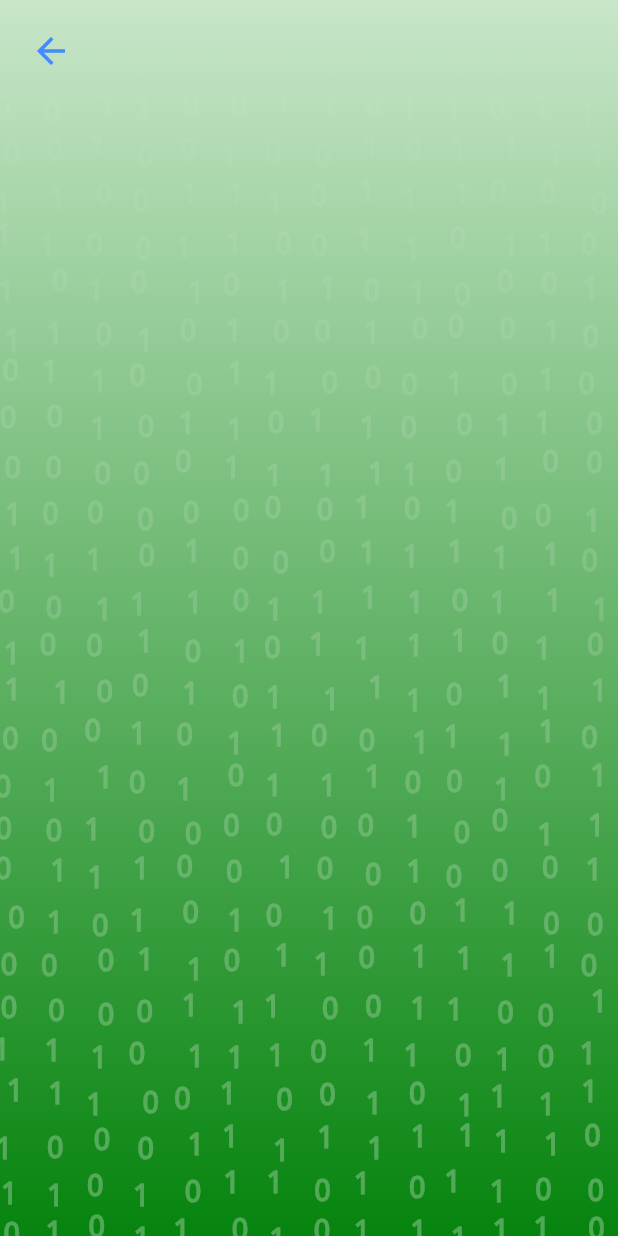
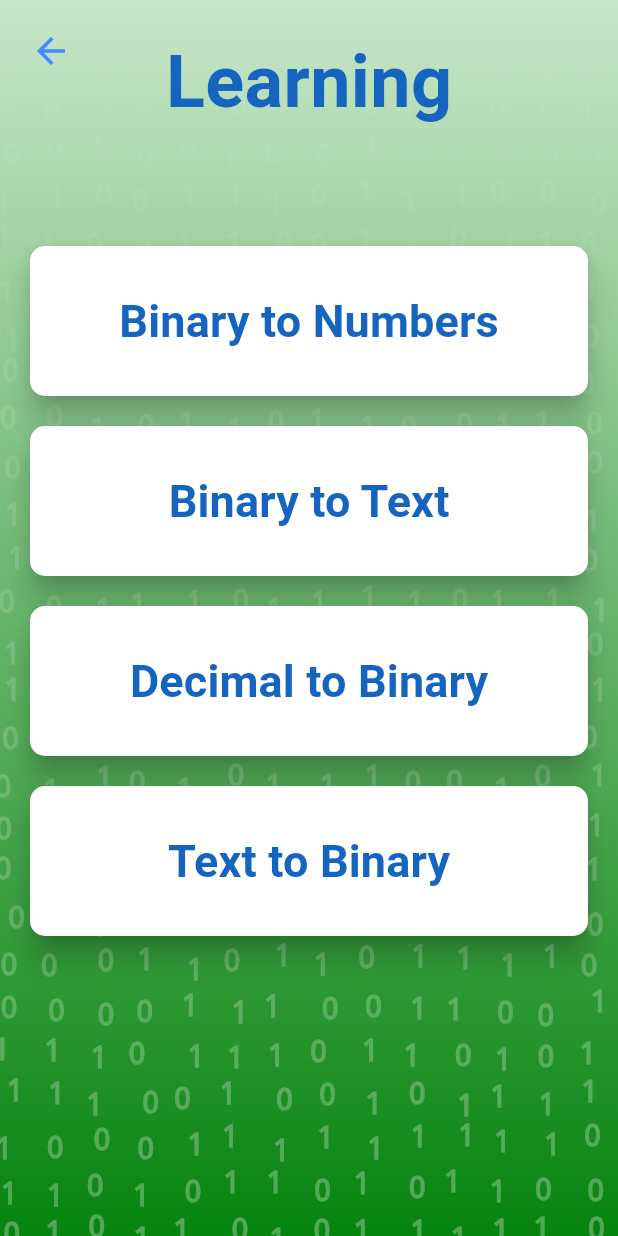
Before and after one commit to aarontrini1/Learning-Binary, a Flutter app: the screen it shows after launch, after a tap on "Learning", on a phone screen of 412 x 824 dp. Run offline on Flutter 3.47's test engine with Material 3 defaults, Android fonts, the phone set to English and light mode, and no system bars; our stand-ins replace google_fonts.

Commit message:
Added Learningmain, supportpage, updated practice references

```diff
--- a/lib/main.dart
+++ b/lib/main.dart
@@ -8,6 +8,7 @@ import 'package:learningbinary/pages/practice/binaryToText.dart';
 import 'package:learningbinary/pages/practice/decimalToBinary.dart';
 import 'package:learningbinary/pages/practice/practiceMain.dart';
 import 'package:learningbinary/pages/practice/textToBinary.dart';
+import 'package:learningbinary/pages/support.dart';
 
 void main() {
   runApp(const MyApp());
@@ -38,26 +39,31 @@ class _MyAppState extends State<MyApp> {
           case "home":
             page = const HomePage();
             break;
+          // Practice Pages
           case "practice":
             page = PracticePage();
             break;
+          case "practicebinarytodecimal":
+            page = PracticeBinaryToDecimalPage();
+            break;
+          case "practicebinarytotext":
+            page = PracticeBinaryToTextPage();
+            break;
+          case "practicedecimaltobinary":
+            page = PracticeDecimalToBinaryPage();
+            break;
+          case "practicetexttobinary":
+            page = PracticeTextToBinaryPage();
+            break;
+          //Learning
           case "learning":
             page = LearningPage();
             break;
           case "history":
             page = HistoryPage();
             break;
-          case "practicebinarytodecimal":
-            page = BinaryToDecimalPage();
-            break;
-          case "practicebinarytotext":
-            page = BinaryToTextPage();
-            break;
-          case "practicedecimaltobinary":
-            page = DecimalToBinaryPage();
-            break;
-          case "practicetexttobinary":
-            page = TextToBinaryPage();
+          case "support":
+            page = SupportPage();
             break;
           default:
             throw Exception("Unknown route used: ${settings.name}");
--- a/lib/pages/home.dart
+++ b/lib/pages/home.dart
@@ -14,6 +14,10 @@ class HomePage extends StatelessWidget {
 
   void _navigateToHistory(BuildContext context) {
     Navigator.of(context).pushNamed("history");
+  }
+
+  void _navigateToSupport(BuildContext context) {
+    Navigator.of(context).pushNamed("support");
   }
 
   @override
@@ -43,10 +47,14 @@ class HomePage extends StatelessWidget {
         Positioned(
           top: MediaQuery.of(context).size.height * 0.045,
           right: MediaQuery.of(context).size.width * 0.02,
-          child: FloatingActionButton(
-            onPressed: () {},
-            mini: true,
-            child: const Icon(Icons.help_outline),
+          child: SizedBox(
+            height: MediaQuery.of(context).size.height * 0.04,
+            width: MediaQuery.of(context).size.height * 0.04,
+            child: FloatingActionButton(
+              onPressed: () => _navigateToSupport(context),
+              mini: true,
+              child: const Icon(Icons.help_outline),
+            ),
           ),
         ),
         // Main content
--- a/lib/pages/learning/learningMain.dart
+++ b/lib/pages/learning/learningMain.dart
@@ -29,6 +29,110 @@ class _LearningPageState extends State<LearningPage> {
           ),
           // Binary pattern overlay
           CustomPaint(size: Size.infinite, painter: BinaryPatternPainter()),
+          Center(
+            child: SafeArea(
+              child: Padding(
+                padding: const EdgeInsets.all(20),
+                child: Column(
+                  mainAxisAlignment: MainAxisAlignment.start,
+                  children: <Widget>[
+                    Text(
+                      "Learning",
+                      style: TextStyle(
+                        fontSize: 48,
+                        fontWeight: FontWeight.bold,
+                        color: Colors.blue.shade800,
+                      ),
+                    ),
+                    const SizedBox(height: 75),
+                    ElevatedButton(
+                      key: const Key('binaryToDecimal'),
+                      style: ElevatedButton.styleFrom(
+                        backgroundColor: Colors.white,
+                        foregroundColor: Colors.blue.shade800,
+                        shape: RoundedRectangleBorder(
+                          borderRadius: BorderRadius.circular(10),
+                        ),
+                        minimumSize: const Size(double.infinity, 100),
+                        elevation: 8,
+                      ),
+                      onPressed: () {}, // Setup Nav here
+                      child: const Text(
+                        'Binary to Numbers',
+                        style: TextStyle(
+                          fontSize: 30,
+                          fontWeight: FontWeight.bold,
+                        ),
+                      ),
+                    ),
+                    const SizedBox(height: 20),
+                    ElevatedButton(
+                      key: const Key('binaryToText'),
+                      style: ElevatedButton.styleFrom(
+                        backgroundColor: Colors.white,
+                        foregroundColor: Colors.blue.shade800,
+                        shape: RoundedRectangleBorder(
+                          borderRadius: BorderRadius.circular(10),
+                        ),
+                        minimumSize: const Size(double.infinity, 100),
+                        elevation: 8,
+                      ),
+                      onPressed: () {}, // Setup Nav here
+                      child: const Text(
+                        'Binary to Text',
+                        style: TextStyle(
+                          fontSize: 30,
+                          fontWeight: FontWeight.bold,
+                        ),
+                      ),
+                    ),
+                    const SizedBox(height: 20),
+                    ElevatedButton(
+                      key: const Key('decimalToBinary'),
+                      style: ElevatedButton.styleFrom(
+                        backgroundColor: Colors.white,
+                        foregroundColor: Colors.blue.shade800,
+                        shape: RoundedRectangleBorder(
+                          borderRadius: BorderRadius.circular(10),
+                        ),
+                        minimumSize: const Size(double.infinity, 100),
+                        elevation: 8,
+                      ),
+                      onPressed: () {}, // Setup Nav here
+                      child: const Text(
+                        'Decimal to Binary',
+                        style: TextStyle(
+                          fontSize: 30,
+                          fontWeight: FontWeight.bold,
+                        ),
+                      ),
+                    ),
+                    const SizedBox(height: 20),
+                    ElevatedButton(
+                      key: const Key('textToBinary'),
+                      style: ElevatedButton.styleFrom(
+                        backgroundColor: Colors.white,
+                        foregroundColor: Colors.blue.shade800,
+                        shape: RoundedRectangleBorder(
+                          borderRadius: BorderRadius.circular(10),
+                        ),
+                        minimumSize: const Size(double.infinity, 100),
+                        elevation: 8,
+                      ),
+                      onPressed: () {}, // Setup Nav here
+                      child: const Text(
+                        'Text to Binary',
+                        style: TextStyle(
+                          fontSize: 30,
+                          fontWeight: FontWeight.bold,
+                        ),
+                      ),
+                    ),
+                  ],
+                ),
+              ),
+            ),
+          ),
           //back button
           Positioned(
             top: 0,
```
Also changed, not shown: lib/pages/practice/practiceMain.dart (+21 -7 lines), lib/pages/support.dart (added, +65 -0 lines), lib/pages/learning/binaryToDecimal.dart (added).
